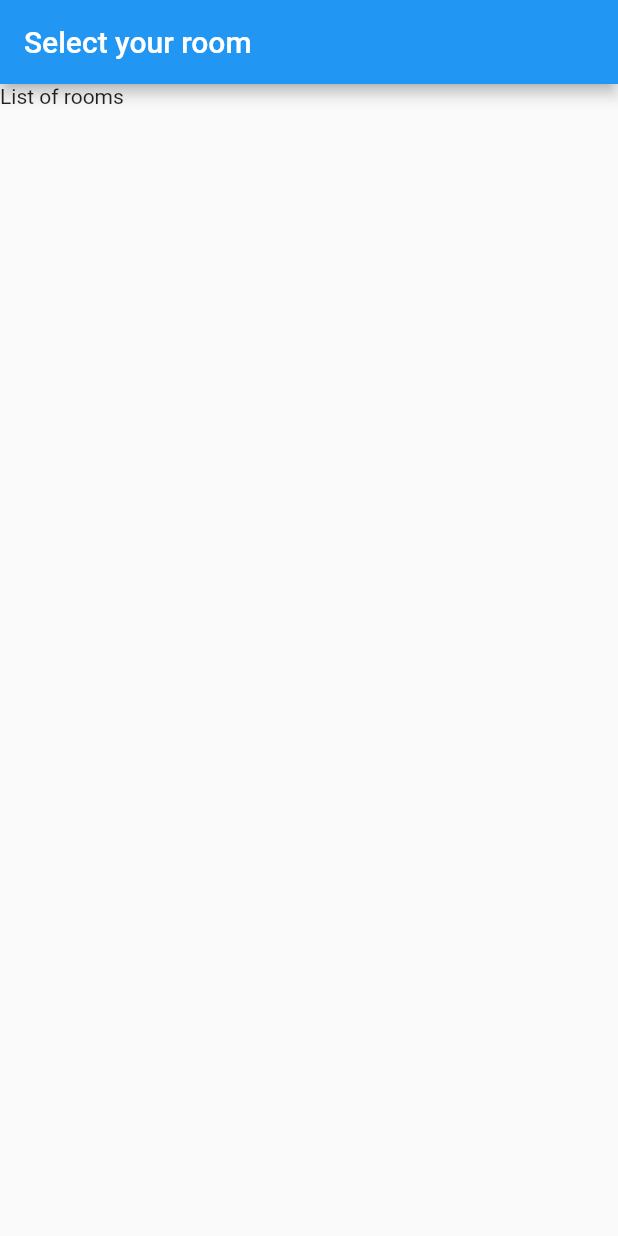
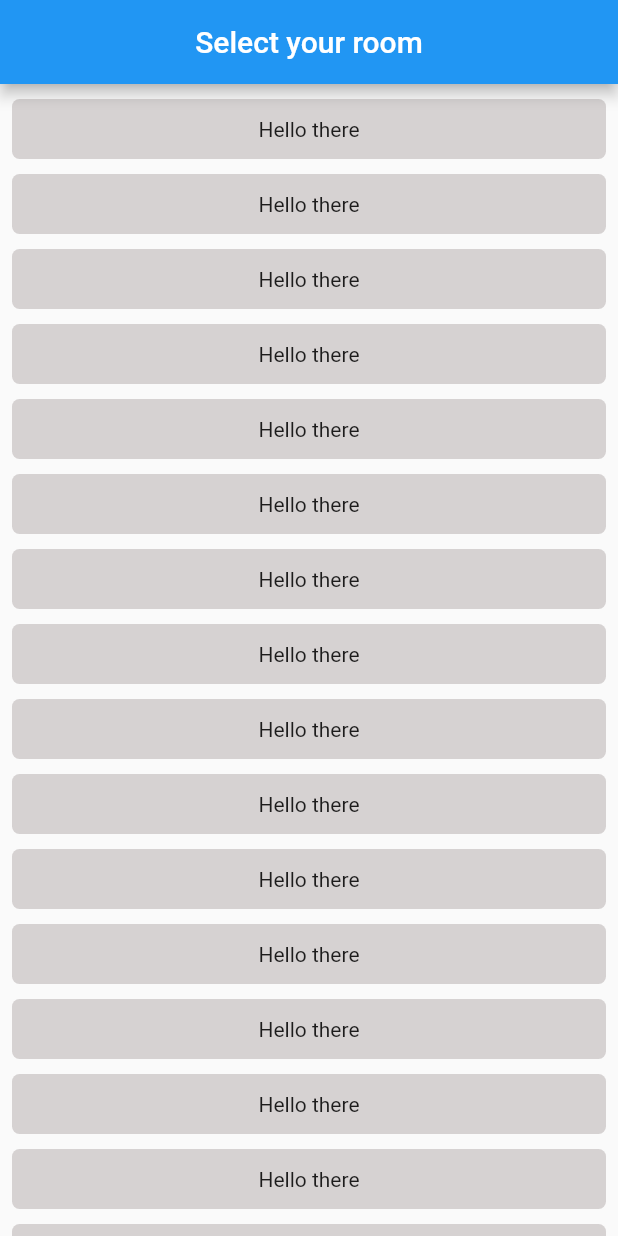
Before and after one commit to Vallejoanderson/instant_chat_app, a Flutter app: the screen it shows after launch, on a phone screen of 412 x 824 dp. Run offline on Flutter 3.47's test engine with Material 2 defaults, Android fonts, the phone set to English and light mode, and no system bars.

Commit message:
feat: widget rooms list

```diff
--- a/lib/main.dart
+++ b/lib/main.dart
@@ -1,5 +1,5 @@
 import 'package:flutter/material.dart';
-import 'package:instant_chat_app/presentation/screens/select_your_room.dart';
+import 'package:instant_chat_app/presentation/screens/select_room_your_room/select_your_room.dart';
 
 void main() => runApp(const MyApp());
 
--- a/lib/presentation/screens/select_your_room.dart
+++ b/lib/presentation/screens/select_room_your_room/select_your_room.dart
@@ -1,4 +1,5 @@
 import 'package:flutter/material.dart';
+import 'package:instant_chat_app/presentation/widgets/select_your_room/rooms_list.dart';
 
 class SelectYourRoom extends StatelessWidget {
   const SelectYourRoom({super.key});
@@ -7,9 +8,9 @@ class SelectYourRoom extends StatelessWidget {
   Widget build(BuildContext context) {
     return Scaffold(
       appBar: AppBar(
-        title: const Text('Select your room'),
+        title: const Center(child: Text('Select your room')),
       ),
-      body: const Text('List of rooms'),
+      body: RoomsList(),
     );
   }
 }
--- /dev/null
+++ b/lib/presentation/widgets/select_your_room/rooms_list.dart
@@ -0,0 +1,27 @@
+import 'package:flutter/material.dart';
+
+class RoomsList extends StatelessWidget {
+  final List<String> items =
+      List<String>.generate(100, (index) => 'Item $index');
+
+  @override
+  Widget build(BuildContext context) {
+    return ListView.builder(
+      itemCount: items.length,
+      itemBuilder: (context, index) {
+        return Padding(
+          padding: EdgeInsets.fromLTRB(8, 10, 8, 0),
+          child: Container(
+              decoration: BoxDecoration(
+                color: Color.fromARGB(255, 214, 210, 210),
+                borderRadius: BorderRadius.circular(5),
+              ),
+              child: const Padding(
+                padding: EdgeInsets.symmetric(horizontal: 10, vertical: 12),
+                child: Center(child: Text('Hello there')),
+              )),
+        );
+      },
+    );
+  }
+}
```
